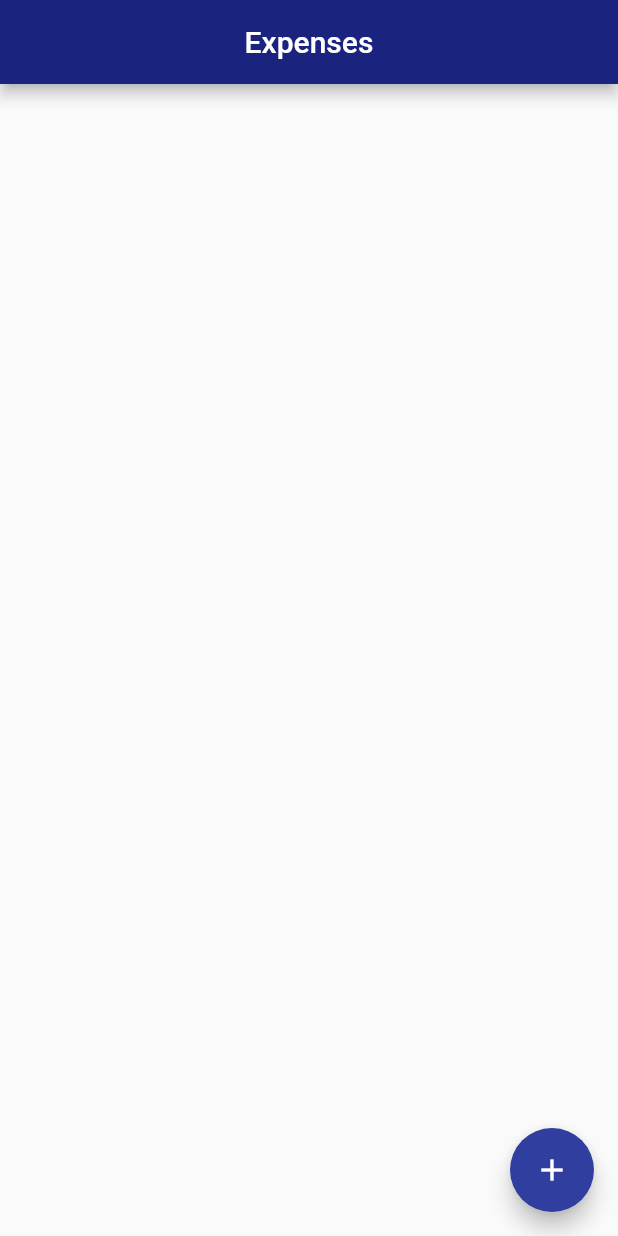
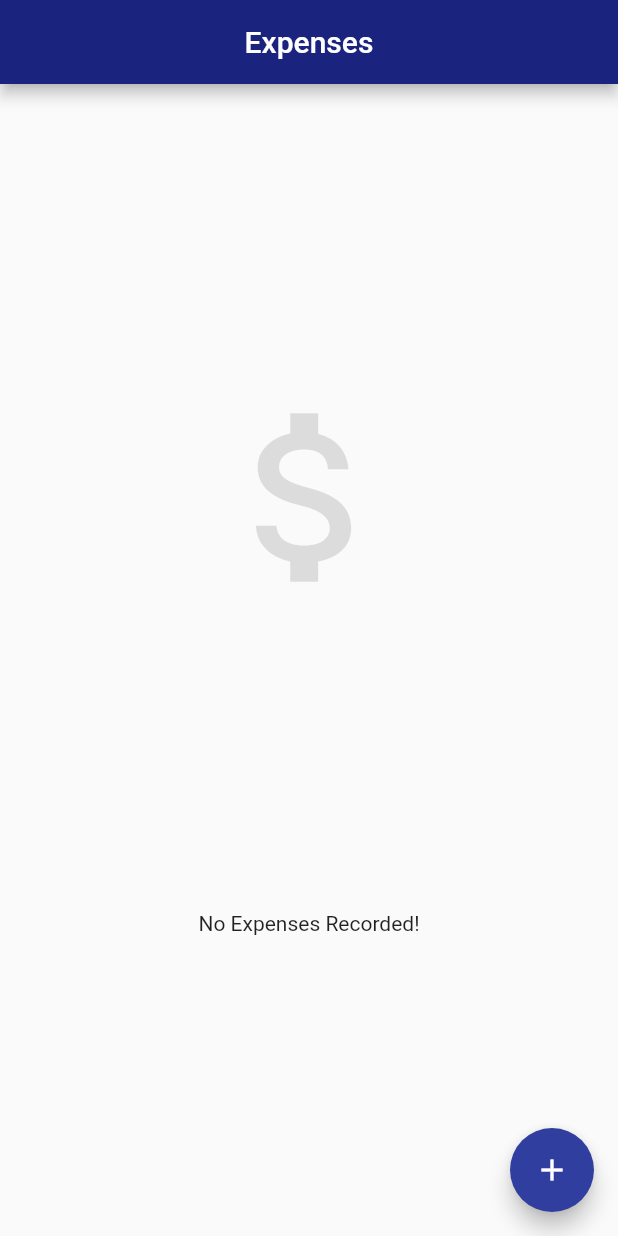
Before and after one commit to RyanKlatt/driver-manager-flutter, a Flutter app: the Expenses screen opened directly, on a phone screen of 412 x 824 dp. Run offline on Flutter 3.47's test engine with Material 2 defaults, Android fonts, the phone set to English and light mode, and no system bars; our stand-ins replace dynamic_theme, shared_preferences; accounts and stored records are empty.

Commit message:
Fixed display when no list items in place

```diff
--- a/lib/pages/expenses.dart
+++ b/lib/pages/expenses.dart
@@ -11,20 +11,8 @@ class Expenses extends StatefulWidget {
 class _ExpensesState extends State<Expenses> {
   List<String> _expenses = [];
 
-  @override
-  Widget build(BuildContext context) {
-    return Scaffold(
-      appBar: AppBar(
-        backgroundColor: Theme.of(context).primaryColorDark,
-        centerTitle: true,
-        title: Text(
-          "Expenses",
-        ),
-      ),
-      body: ListView(children: [
-        Column(
-          children: _expenses
-              .map((element) => Card(
+  Widget _buildExpense(BuildContext context, int index) {
+    return Card(
       child: new Column(
         mainAxisSize: MainAxisSize.min,
         children: <Widget>[
@@ -51,7 +39,7 @@ class _ExpensesState extends State<Expenses> {
               },
             ),
             title: Text(
-                            element,
+              _expenses[index],
               textAlign: TextAlign.center,
               style: new TextStyle(
                 fontSize: 19.0,
@@ -65,10 +53,35 @@ class _ExpensesState extends State<Expenses> {
           ),
         ],
       ),
-                  ))
-              .toList(),
+    );
+  }
+
+  @override
+  Widget build(BuildContext context) {
+    return Scaffold(
+      appBar: AppBar(
+        backgroundColor: Theme.of(context).primaryColorDark,
+        centerTitle: true,
+        title: Text(
+          "Expenses",
+        ),
+      ),
+      body: _expenses.length > 0
+          ? ListView.builder(
+              itemBuilder: _buildExpense,
+              itemCount: _expenses.length,
             )
-      ]),
+          : Center(
+              child: Container(
+                  child: new Column(
+              crossAxisAlignment: CrossAxisAlignment.center,
+              mainAxisAlignment: MainAxisAlignment.spaceEvenly,
+              children: <Widget>[
+                new Icon(Icons.attach_money,
+                    size: 150.0, color: Colors.black12),
+                new Text('No Expenses Recorded!')
+              ],
+            ))),
       floatingActionButton: new FloatingActionButton(
           onPressed: () {
             setState(() {
```
Also changed, not shown: lib/pages/home_page.dart (+5 -5 lines). Lines whose indentation alone changed are shown as unchanged.
